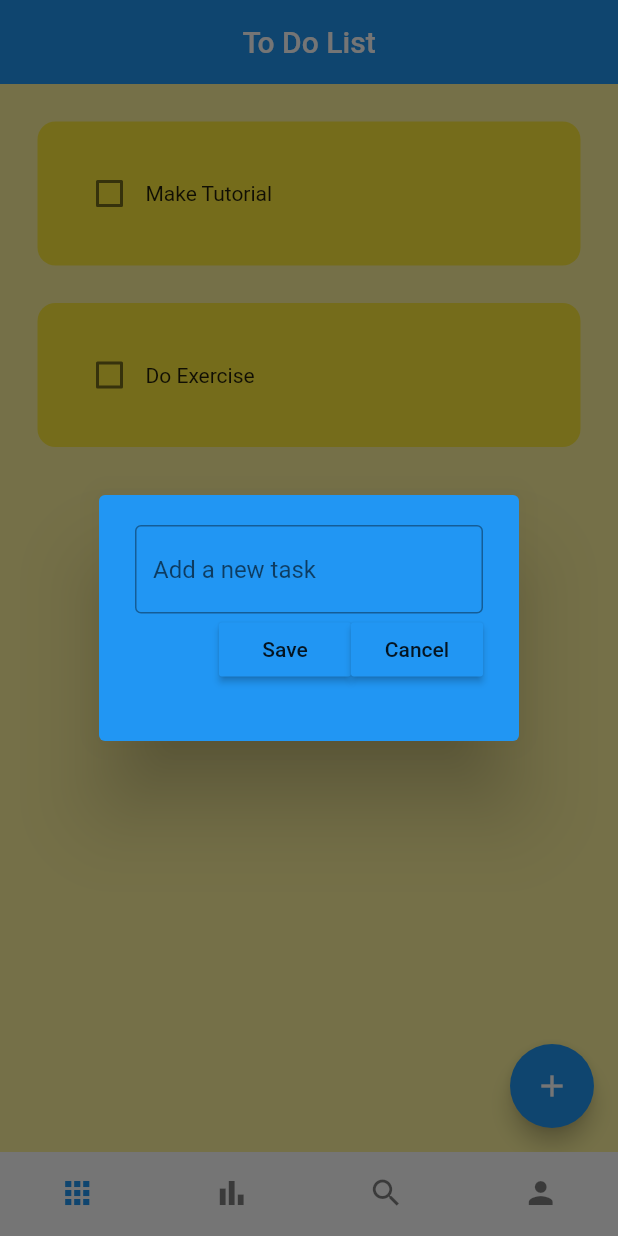
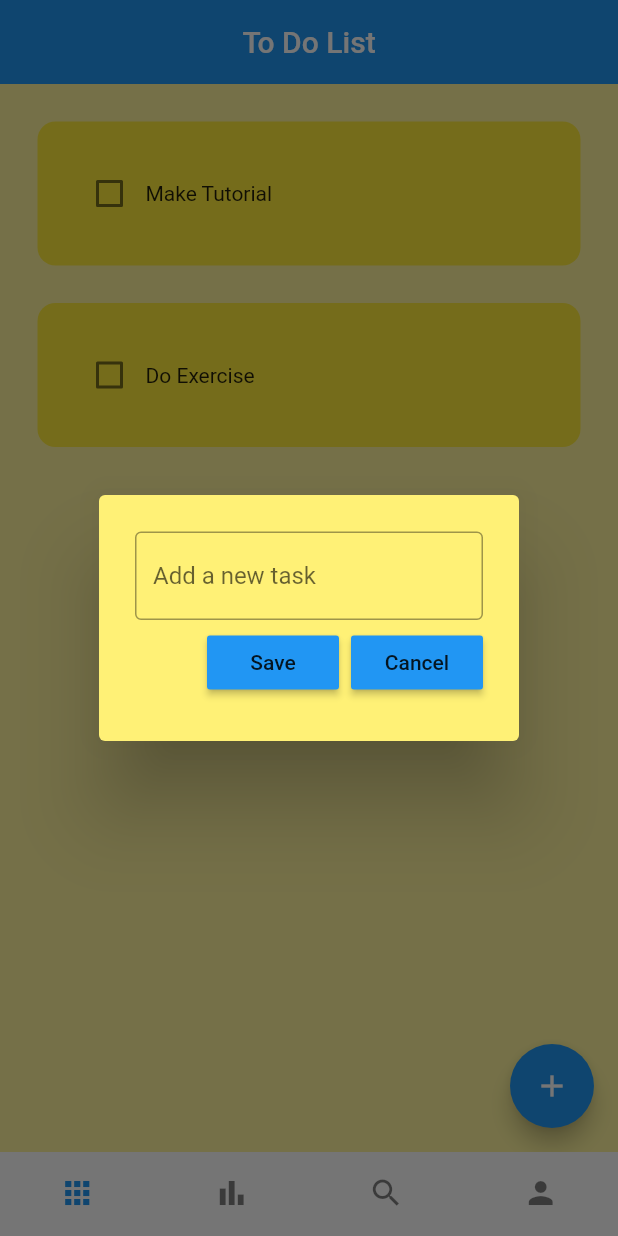
Before and after one commit to simonjv01/bottom_navigation_bar, a Flutter app: the screen it shows after launch, after a tap on the "add" icon, on a phone screen of 412 x 824 dp. Run offline on Flutter 3.47's test engine with Material 2 defaults, Android fonts, the phone set to English and light mode, and no system bars.

Commit message:
created dialog_box file, and updated files

```diff
--- a/lib/pages/navpages/bar_item_page.dart
+++ b/lib/pages/navpages/bar_item_page.dart
@@ -3,7 +3,7 @@ import 'package:flutter/material.dart';
 
 
 class BarItemPage extends StatefulWidget {
-  const BarItemPage({Key? key}) : super(key: key);
+  BarItemPage({Key? key}) : super(key: key);
 
   @override
   State<BarItemPage> createState() => _BarItemPageState();
--- a/lib/pages/navpages/home_page.dart
+++ b/lib/pages/navpages/home_page.dart
@@ -3,13 +3,16 @@ import 'package:bottom_navigation_bar/utils/todo_tile.dart';
 import 'package:flutter/material.dart';
 
 class HomePage extends StatefulWidget {
-  const HomePage({Key? key}) : super(key: key);
+   HomePage({Key? key}) : super(key: key);
 
   @override
   State<HomePage> createState() => _HomePageState();
 }
 
 class _HomePageState extends State<HomePage> {
+
+  // text controller
+  final _controller = TextEditingController();
 
   // list of todo tasks
   List toDoList = [
@@ -23,12 +26,21 @@ class _HomePageState extends State<HomePage> {
       });
   }
 
+  // save new task
+  void saveNewTask(){
+
+  }
+
   // create a new task
   void createNewTask() {
     showDialog(
         context: context,
         builder: (context) {
-          return const DialogBox();
+          return DialogBox(
+            controller: _controller,
+            onSave: saveNewTask,
+            onCancel: () => Navigator.of(context).pop(),
+          );
         },
     );
 
--- a/lib/pages/navpages/main_page.dart
+++ b/lib/pages/navpages/main_page.dart
@@ -13,10 +13,10 @@ class MainPage extends StatefulWidget {
 
 class _MainPageState extends State<MainPage> {
   List pages = [
-    const HomePage(),
-    const BarItemPage(),
-    const SearchPage(),
-    const MyPage()
+     HomePage(),
+     BarItemPage(),
+     SearchPage(),
+     MyPage()
   ];
   int currentIndex = 0;
   void _onTap(int index) {
--- a/lib/pages/navpages/my_page.dart
+++ b/lib/pages/navpages/my_page.dart
@@ -1,7 +1,7 @@
 import 'package:flutter/material.dart';
 
 class MyPage extends StatelessWidget {
-  const MyPage({Key? key}) : super(key: key);
+  MyPage({Key? key}) : super(key: key);
 
   @override
   Widget build(BuildContext context) {
--- a/lib/pages/navpages/search_page.dart
+++ b/lib/pages/navpages/search_page.dart
@@ -1,7 +1,7 @@
 import 'package:flutter/material.dart';
 
 class SearchPage extends StatelessWidget {
-  const SearchPage({Key? key}) : super(key: key);
+  SearchPage({Key? key}) : super(key: key);
 
   @override
   Widget build(BuildContext context) {
--- a/lib/utils/dialog_box.dart
+++ b/lib/utils/dialog_box.dart
@@ -2,17 +2,29 @@ import 'package:bottom_navigation_bar/utils/my_button.dart';
 import 'package:flutter/material.dart';
 
 class DialogBox extends StatelessWidget {
-  const DialogBox({Key? key}) : super(key: key);
+  final controller;
+  VoidCallback onSave;
+  VoidCallback onCancel;
+
+  DialogBox({
+    super.key,
+    required this.controller,
+    required this.onSave,
+    required this.onCancel,
+  });
 
   @override
   Widget build(BuildContext context) {
     return AlertDialog(
-      backgroundColor: Colors.blue,
+      backgroundColor: Colors.yellow[300],
       content: Container(
         height: 120,
-        child: Column(children:  [
+        child: Column(
+          mainAxisAlignment: MainAxisAlignment.spaceEvenly,
+          children:  [
           //get user input
           TextField(
+            controller: controller,
             decoration: InputDecoration(
               border: OutlineInputBorder(),
               hintText: "Add a new task",
@@ -23,9 +35,11 @@ class DialogBox extends StatelessWidget {
             mainAxisAlignment: MainAxisAlignment.end,
             children: [
               //save button
-              MyButton(text: "Save", onPressed: () {}),
+              MyButton(text: "Save", onPressed: onSave),
+
+              const SizedBox(width: 8,),
               // cancel button
-              MyButton(text: "Cancel", onPressed: () {}),
+              MyButton(text: "Cancel", onPressed: onCancel),
 
           ],
           ),
```
